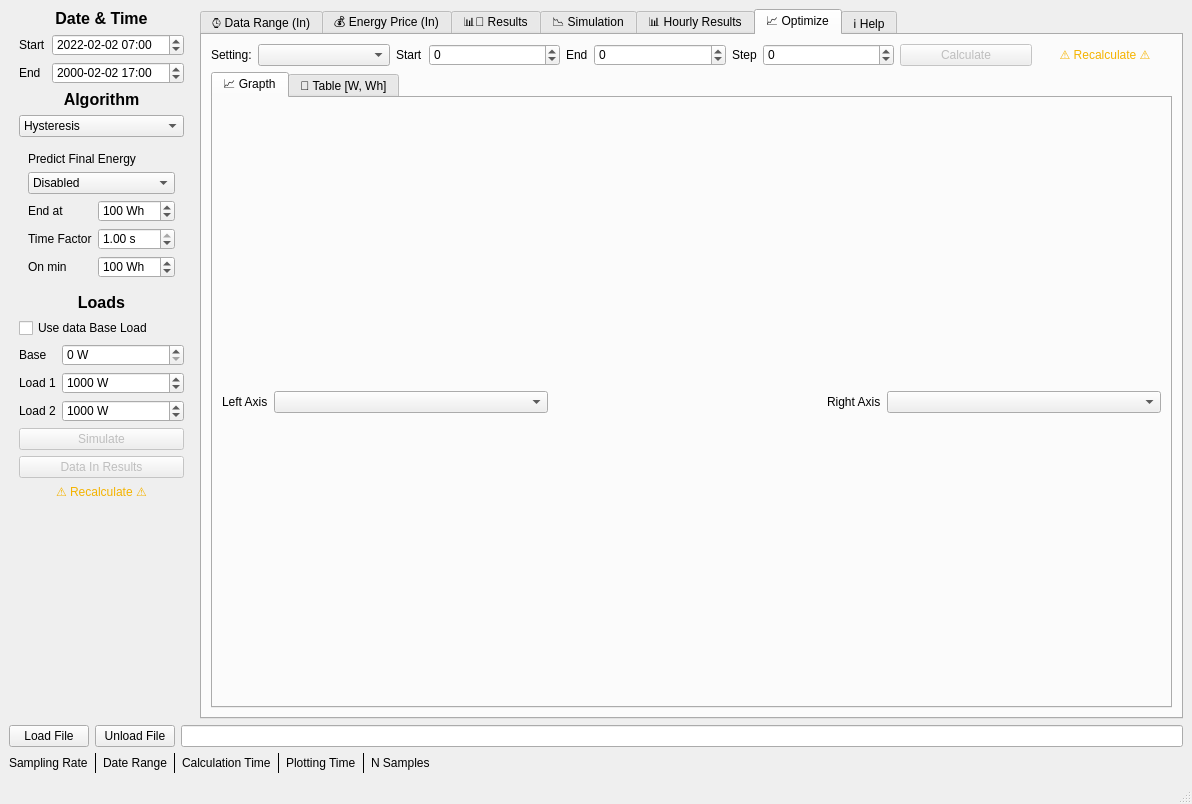
This is sim/mainwindow.ui in mattcarter11/TFG---Gestor-Energetic as Qt 5 draws it before an edit. The edited form follows.
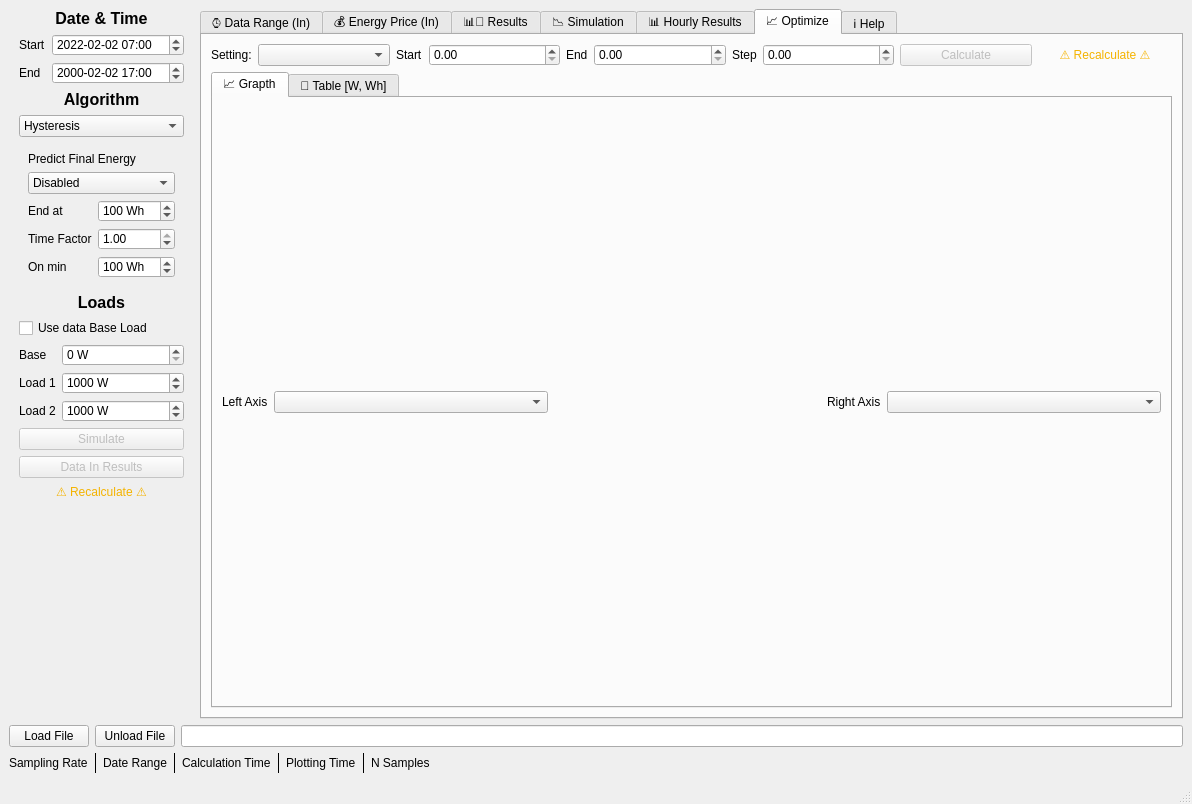
This is the edited form. The open tabs and pages were chosen to show the change. Custom widgets are drawn as their Qt base class.

The edit to the form file:
```diff
--- a/sim/mainwindow.ui
+++ b/sim/mainwindow.ui
@@ -600,7 +600,7 @@
                  <string/>
                 </property>
                 <property name="suffix">
-                 <string> s</string>
+                 <string/>
                 </property>
                 <property name="maximum">
                  <double>1.000000000000000</double>
@@ -1966,25 +1966,10 @@
                </widget>
               </item>
               <item>
-               <widget class="QSpinBox" name="op_start">
+               <widget class="QDoubleSpinBox" name="op_start">
                 <property name="enabled">
                  <bool>true</bool>
                 </property>
-                <property name="suffix">
-                 <string/>
-                </property>
-                <property name="minimum">
-                 <number>-99999</number>
-                </property>
-                <property name="maximum">
-                 <number>99999</number>
-                </property>
-                <property name="singleStep">
-                 <number>10</number>
-                </property>
-                <property name="dataValidEnable" stdset="0">
-                 <bool>true</bool>
-                </property>
                </widget>
               </item>
               <item>
@@ -2001,25 +1986,10 @@
                </widget>
               </item>
               <item>
-               <widget class="QSpinBox" name="op_end">
+               <widget class="QDoubleSpinBox" name="op_end">
                 <property name="enabled">
                  <bool>true</bool>
                 </property>
-                <property name="suffix">
-                 <string/>
-                </property>
-                <property name="minimum">
-                 <number>-99999</number>
-                </property>
-                <property name="maximum">
-                 <number>99999</number>
-                </property>
-                <property name="singleStep">
-                 <number>10</number>
-                </property>
-                <property name="dataValidEnable" stdset="0">
-                 <bool>true</bool>
-                </property>
                </widget>
               </item>
               <item>
@@ -2036,25 +2006,10 @@
                </widget>
               </item>
               <item>
-               <widget class="QSpinBox" name="op_step">
+               <widget class="QDoubleSpinBox" name="op_step">
                 <property name="enabled">
                  <bool>true</bool>
                 </property>
-                <property name="suffix">
-                 <string/>
-                </property>
-                <property name="minimum">
-                 <number>-99999</number>
-                </property>
-                <property name="maximum">
-                 <number>99999</number>
-                </property>
-                <property name="singleStep">
-                 <number>10</number>
-                </property>
-                <property name="dataValidEnable" stdset="0">
-                 <bool>true</bool>
-                </property>
                </widget>
               </item>
               <item>
```
Left out of the diff: 48 changed lines with no effect on the pictures.
